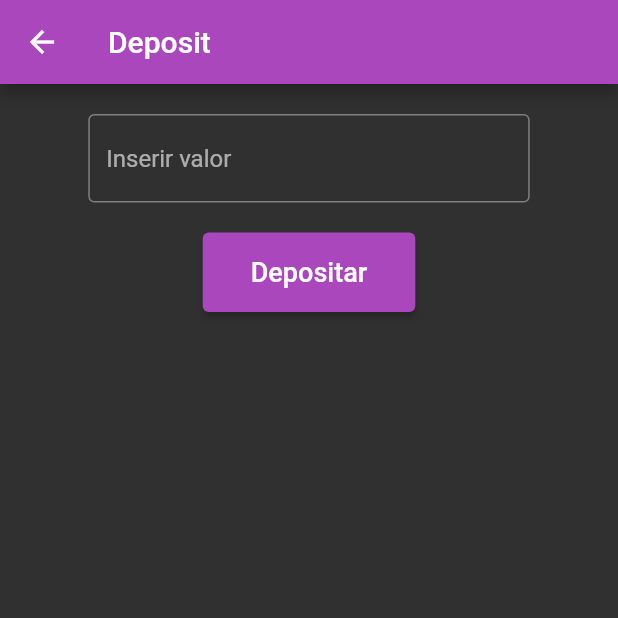
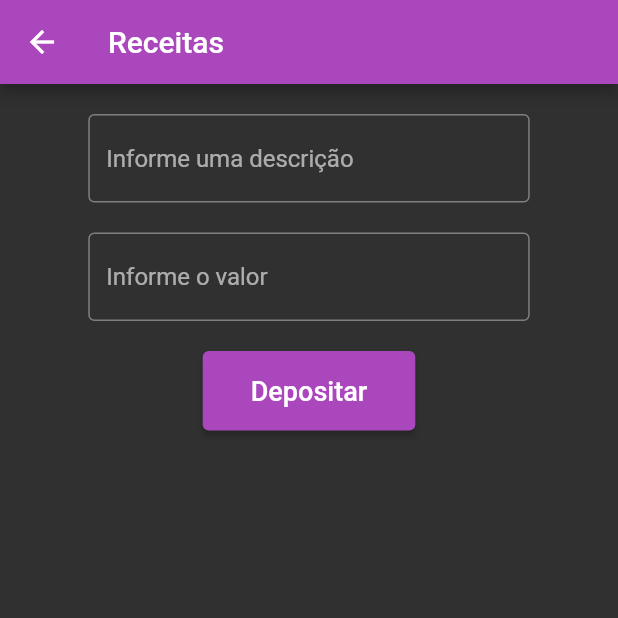
Before and after one commit to lukzfreitas/alura_challenge_mobile, a Flutter app: the HomeView screen opened by its route, after a tap on "Depositar", on a phone screen of 412 x 824 dp, the top half of it. Run offline on Flutter 3.47's test engine with Material 2 defaults, Android fonts, the phone set to English and light mode, and no system bars; our stand-ins replace flutter_svg, get, jwt_decoder, shared_preferences; accounts and stored records are empty; network calls fail.

Commit message:
Saving in backend revenue from client

```diff
--- /dev/null
+++ b/lib/app/data/models/money_model.dart
@@ -0,0 +1,53 @@
+import 'dart:convert';
+
+class Money {
+  int amount;
+  String currency;
+  Money({
+    required this.amount,
+    required this.currency,
+  });
+
+  Money copyWith({
+    int? amount,
+    String? currency,
+  }) {
+    return Money(
+      amount: amount ?? this.amount,
+      currency: currency ?? this.currency,
+    );
+  }
+
+  Map<String, dynamic> toMap() {
+    return {
+      'amount': amount,
+      'currency': currency,
+    };
+  }
+
+  factory Money.fromMap(Map<String, dynamic> map) {
+    return Money(
+      amount: map['amount']?.toInt() ?? 0,
+      currency: map['currency'] ?? '',
+    );
+  }
+
+  String toJson() => json.encode(toMap());
+
+  factory Money.fromJson(String source) => Money.fromMap(json.decode(source));
+
+  @override
+  String toString() => 'Money(amount: $amount, currency: $currency)';
+
+  @override
+  bool operator ==(Object other) {
+    if (identical(this, other)) return true;
+
+    return other is Money &&
+      other.amount == amount &&
+      other.currency == currency;
+  }
+
+  @override
+  int get hashCode => amount.hashCode ^ currency.hashCode;
+}
--- /dev/null
+++ b/lib/app/data/models/revenue_model.dart
@@ -0,0 +1,62 @@
+import 'dart:convert';
+
+import 'package:alura_challenge_mobile/app/data/models/money_model.dart';
+
+class RevenueModel {
+  String description;
+  Money money;
+  String date;
+  RevenueModel({
+    required this.description,
+    required this.money,
+    required this.date,
+  });
+
+  RevenueModel copyWith({
+    String? description,
+    Money? money,
+    String? date,
+  }) {
+    return RevenueModel(
+      description: description ?? this.description,
+      money: money ?? this.money,
+      date: date ?? this.date,
+    );
+  }
+
+  Map<String, dynamic> toMap() {
+    return {
+      'description': description,
+      'money': money.toMap(),
+      'date': date,
+    };
+  }
+
+  factory RevenueModel.fromMap(Map<String, dynamic> map) {
+    return RevenueModel(
+      description: map['description'] ?? '',
+      money: Money.fromMap(map['money']),
+      date: map['date'] ?? '',
+    );
+  }
+
+  String toJson() => json.encode(toMap());
+
+  factory RevenueModel.fromJson(String source) => RevenueModel.fromMap(json.decode(source));
+
+  @override
+  String toString() => 'RevenueModel(description: $description, money: $money, date: $date)';
+
+  @override
+  bool operator ==(Object other) {
+    if (identical(this, other)) return true;
+
+    return other is RevenueModel &&
+      other.description == description &&
+      other.money == money &&
+      other.date == date;
+  }
+
+  @override
+  int get hashCode => description.hashCode ^ money.hashCode ^ date.hashCode;
+}
--- /dev/null
+++ b/lib/app/data/providers/revenue_provider.dart
@@ -0,0 +1,19 @@
+import 'package:alura_challenge_mobile/app/data/models/revenue_model.dart';
+import 'package:alura_challenge_mobile/app/data/preferences/user_preferences.dart';
+import 'package:get/get.dart';
+
+class RevenueProvider extends GetConnect {
+  final prefs = UserPreferences();
+
+  static const baseurl = 'https://challenge-backend-lukz.herokuapp.com/revenue';
+
+  Future<bool> revenueProvider(RevenueModel revenueModel) async {
+    String token = await prefs.getToken();
+    Response response = await post(
+      baseurl,
+      revenueModel.toJson(),
+      headers: {'Authorization': "Bearer $token"},
+    );
+    return response.isOk;
+  }
+}
--- a/lib/app/modules/deposit/bindings/deposit_bindings.dart
+++ /dev/null
@@ -1,11 +0,0 @@
-
-import 'package:alura_challenge_mobile/app/modules/deposit/controllers/deposit_controller.dart';
-import 'package:get/get.dart';
-
-class DepositBinding extends Bindings {
-  @override
-  void dependencies() {
-
-    Get.lazyPut<DepositController>(() => DepositController());
-  }
-}
--- a/lib/app/modules/deposit/controllers/deposit_controller.dart
+++ /dev/null
@@ -1,9 +0,0 @@
-import 'package:get/get.dart';
-
-class DepositController extends GetxController {
-  DepositController();
-
-  Future<bool> depositController() async {
-    return true;
-  }
-}
--- a/lib/app/modules/deposit/views/deposit_view.dart
+++ /dev/null
@@ -1,32 +0,0 @@
-import 'package:alura_challenge_mobile/app/global_widgets/button.dart';
-import 'package:alura_challenge_mobile/app/modules/deposit/controllers/deposit_controller.dart';
-import 'package:alura_challenge_mobile/app/modules/deposit/widgets/input_deposit.dart';
-import 'package:flutter/material.dart';
-import 'package:get/get.dart';
-
-class DepositView extends GetView<DepositController> {
-  const DepositView({Key? key}) : super(key: key);
-
-  @override
-  Widget build(BuildContext context) {
-    return Scaffold(
-      appBar: AppBar(title: const Text('Deposit')),
-      body: LayoutBuilder(
-        builder: (context, constraints) => Padding(
-          padding: EdgeInsets.symmetric(
-              horizontal: constraints.maxWidth / 7.0, vertical: 20.0),
-          child: Column(
-            children: [
-              const InputDeposit(hintText: 'Inserir valor'),
-              const SizedBox(height: 20.0),
-              Button(
-                text: 'Depositar',
-                onClick: () async => await controller.depositController(),
-              ),
-            ],
-          ),
-        ),
-      ),
-    );
-  }
-}
--- a/lib/app/modules/home/views/home_view.dart
+++ b/lib/app/modules/home/views/home_view.dart
@@ -71,7 +71,7 @@ class HomeView extends GetView<HomeController> {
                           title: 'Depositar',
                           width: constraints.maxWidth / 3.5,
                           icon: IconsSvg.wallet,
-                          onClick: () => Get.toNamed(Routes.deposit),
+                          onClick: () => Get.toNamed(Routes.revenue),
                         ),
                         ActionCard(
                           title: 'Transferir',
--- a/lib/app/modules/login/controllers/login_controller.dart
+++ b/lib/app/modules/login/controllers/login_controller.dart
@@ -8,9 +8,6 @@ class LoginController extends GetxController {
   LoginController(this.sessionProvider);
 
   bool isLoading = false;
-
-  final _formKey = GlobalKey<FormState>().obs;
-  GlobalKey<FormState> get formKey => _formKey.value;
 
   final _usernameController = TextEditingController().obs;
   TextEditingController get usernameController => _usernameController.value;
--- /dev/null
+++ b/lib/app/modules/revenue/bindings/revenue_bindings.dart
@@ -0,0 +1,12 @@
+
+import 'package:alura_challenge_mobile/app/data/providers/revenue_provider.dart';
+import 'package:alura_challenge_mobile/app/modules/revenue/controllers/revenue_controller.dart';
+import 'package:get/get.dart';
+
+class RevenueBinding extends Bindings {
+  @override
+  void dependencies() {
+    RevenueProvider revenueProvider = RevenueProvider();
+    Get.lazyPut<RevenueController>(() => RevenueController(revenueProvider));
+  }
+}
--- /dev/null
+++ b/lib/app/modules/revenue/controllers/revenue_controller.dart
@@ -0,0 +1,31 @@
+import 'package:alura_challenge_mobile/app/core/utils/currency_input_formatter.dart';
+import 'package:alura_challenge_mobile/app/data/models/money_model.dart';
+import 'package:alura_challenge_mobile/app/data/models/revenue_model.dart';
+import 'package:alura_challenge_mobile/app/data/providers/revenue_provider.dart';
+import 'package:flutter/cupertino.dart';
+import 'package:get/get.dart';
+import 'package:intl/intl.dart';
+
+class RevenueController extends GetxController {
+  RevenueProvider revenueProvider;
+
+  RevenueController(this.revenueProvider);
+
+  final _descriptionController = TextEditingController().obs;
+  TextEditingController get descriptionController =>
+      _descriptionController.value;
+
+  final _amountController = TextEditingController().obs;
+  TextEditingController get amountController => _amountController.value;
+
+  Future<bool> revenueController() async {
+    int amount =
+        CurrencyInputFormatter.convertToInteger(amountController.value.text);
+    RevenueModel revenueModel = RevenueModel(
+      description: descriptionController.value.text,
+      money: Money(amount: amount, currency: 'BRL'),
+      date: DateFormat('yyyy-MM-dd').format(DateTime.now()),
+    );
+    return revenueProvider.revenueProvider(revenueModel);
+  }
+}
--- /dev/null
+++ b/lib/app/modules/revenue/views/revenue_view.dart
@@ -0,0 +1,41 @@
+import 'package:alura_challenge_mobile/app/global_widgets/button.dart';
+import 'package:alura_challenge_mobile/app/global_widgets/input.dart';
+import 'package:alura_challenge_mobile/app/modules/revenue/controllers/revenue_controller.dart';
+import 'package:alura_challenge_mobile/app/modules/revenue/widgets/input_deposit.dart';
+import 'package:flutter/material.dart';
+import 'package:get/get.dart';
+
+class RevenueView extends GetView<RevenueController> {
+  const RevenueView({Key? key}) : super(key: key);
+
+  @override
+  Widget build(BuildContext context) {
+    return Scaffold(
+      appBar: AppBar(title: const Text('Receitas')),
+      body: LayoutBuilder(
+        builder: (context, constraints) => Padding(
+          padding: EdgeInsets.symmetric(
+              horizontal: constraints.maxWidth / 7.0, vertical: 20.0),
+          child: Column(
+            children: [
+              Input(
+                hintText: 'Informe uma descrição',
+                controller: controller.descriptionController,
+              ),
+              const SizedBox(height: 20.0),
+              InputRevenue(
+                hintText: 'Informe o valor',
+                controller: controller.amountController,
+              ),
+              const SizedBox(height: 20.0),
+              Button(
+                text: 'Depositar',
+                onClick: () async => await controller.revenueController(),
+              ),
+            ],
+          ),
+        ),
+      ),
+    );
+  }
+}
--- a/lib/app/modules/deposit/widgets/input_deposit.dart
+++ b/lib/app/modules/revenue/widgets/input_deposit.dart
@@ -2,11 +2,11 @@ import 'package:alura_challenge_mobile/app/core/utils/currency_input_formatter.d
 import 'package:flutter/material.dart';
 import 'package:flutter/services.dart';
 
-class InputDeposit extends StatelessWidget {
+class InputRevenue extends StatelessWidget {
   final TextEditingController? controller;
   final String hintText;
 
-  const InputDeposit({
+  const InputRevenue({
     Key? key,
     required this.hintText,
     this.controller,
--- a/lib/app/routes/app_routes.dart
+++ b/lib/app/routes/app_routes.dart
@@ -4,12 +4,12 @@ abstract class Routes {
   Routes._();
   static const login = _Paths.login;
   static const home = _Paths.home;
-  static const deposit = _Paths.deposit;
+  static const revenue = _Paths.revenue;
 }
 
 abstract class _Paths {
   _Paths._();
   static const login = '/login';
   static const home = '/home';
-  static const deposit = '/deposit';
+  static const revenue = '/revenue';
 }
```
Also changed, not shown: lib/app/core/utils/currency_input_formatter.dart (+9 -2 lines), lib/app/routes/app_pages.dart (+5 -5 lines).
